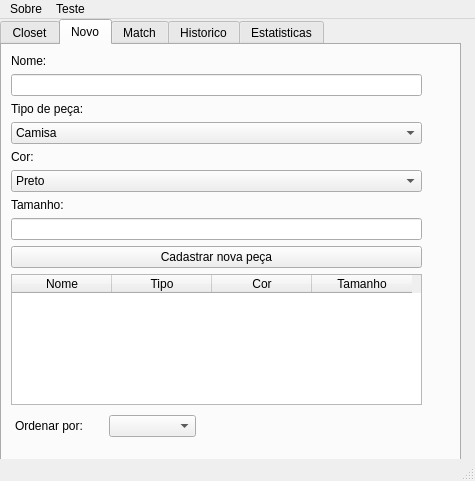
First picture: the form in something/return/smartlook/look/mainwindow.ui, repository EduFreit4s/TEC-PROGRAMACAO-2019.2, before the edit.
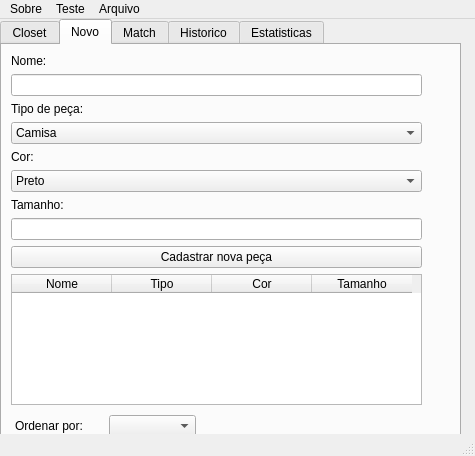
Second picture: the form after the edit.

The edit to the form file:
```diff
--- a/something/return/smartlook/look/mainwindow.ui
+++ b/something/return/smartlook/look/mainwindow.ui
@@ -7,7 +7,7 @@
     <x>0</x>
     <y>0</y>
     <width>475</width>
-    <height>481</height>
+    <height>456</height>
    </rect>
   </property>
   <property name="windowTitle">
@@ -48,7 +48,7 @@
      <attribute name="title">
       <string>Novo</string>
      </attribute>
-     <widget class="QWidget" name="">
+     <widget class="QWidget" name="layoutWidget">
       <property name="geometry">
        <rect>
         <x>9</x>
@@ -178,7 +178,7 @@
        </item>
       </layout>
      </widget>
-     <widget class="QWidget" name="">
+     <widget class="QWidget" name="layoutWidget">
       <property name="geometry">
        <rect>
         <x>13</x>
@@ -264,8 +264,16 @@
     </property>
     <addaction name="actionAdicionar"/>
    </widget>
+   <widget class="QMenu" name="menuArquivo">
+    <property name="title">
+     <string>Arquivo</string>
+    </property>
+    <addaction name="actionSalvar"/>
+    <addaction name="actionCarregar"/>
+   </widget>
    <addaction name="menuSobre"/>
    <addaction name="menuTeste"/>
+   <addaction name="menuArquivo"/>
   </widget>
   <widget class="QStatusBar" name="statusbar"/>
   <action name="actionAdicionar">
```
Left out of the diff: 13 changed lines with no effect on the pictures.
